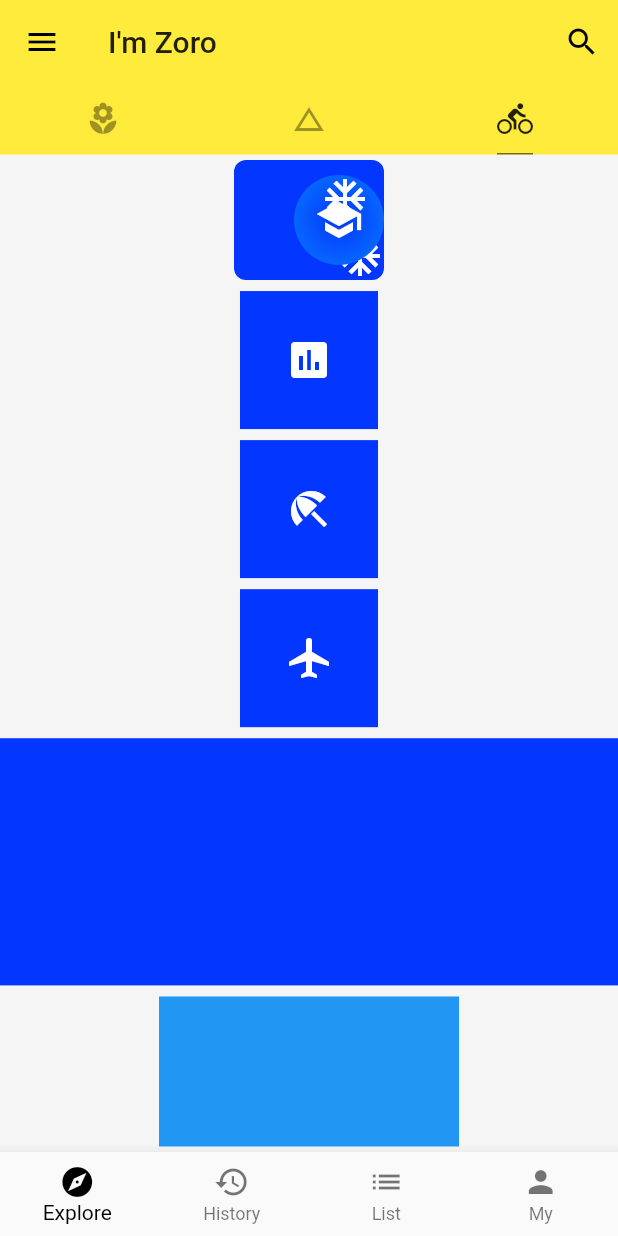
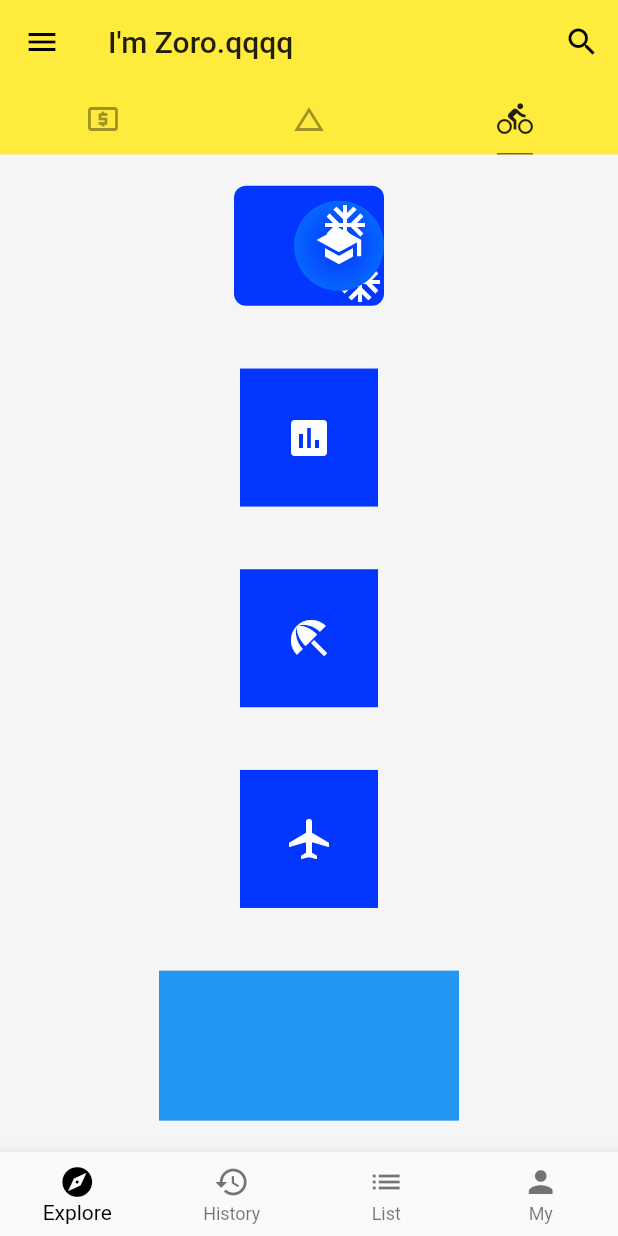
Before and after one commit to SKgao/flutter_demo, a Flutter app: the screen it shows after launch, tab 3 chosen, on a phone screen of 412 x 824 dp. Run offline on Flutter 3.47's test engine with Material 2 defaults, Android fonts, the phone set to English and light mode, and no system bars; network calls fail.

Commit message:
:tada: windows dev

```diff
--- a/lib/demo/layout_demo.dart
+++ b/lib/demo/layout_demo.dart
@@ -15,12 +15,12 @@ class LayoutDemo extends StatelessWidget {
           IconBadge(Icons.poll),
           IconBadge(Icons.beach_access),
           IconBadge(Icons.airplanemode_active),
-          AspectRatio(
-            aspectRatio: 5.0/2.0,
-            child: Container(
-              color: Color.fromRGBO(3, 54, 255, 1),
-            ),
-          ),
+          // AspectRatio(
+          //   aspectRatio: 5.0/2.0,
+          //   child: Container(
+          //     color: Color.fromRGBO(3, 54, 255, 1),
+          //   ),
+          // ),
           ConstrainedBox(
             constraints: BoxConstraints(
               maxWidth: 200.0,
--- a/lib/main.dart
+++ b/lib/main.dart
@@ -37,7 +37,7 @@ class Home extends StatelessWidget {
           //   tooltip: 'Navigation',
           //   onPressed: () => debugPrint('navigation button is pressed!'),
           // ),
-          title: Text("I'm Zoro"),
+          title: Text("I'm Zoro.qqqq"),
           actions: <Widget>[
             IconButton(
               icon: Icon(Icons.search),
@@ -52,7 +52,7 @@ class Home extends StatelessWidget {
             indicatorSize: TabBarIndicatorSize.label,
             indicatorWeight: 1.0,
             tabs: <Widget>[
-              Tab(icon: Icon(Icons.local_florist)),
+              Tab(icon: Icon(Icons.local_atm)),
               Tab(icon: Icon(Icons.change_history)),
               Tab(icon: Icon(Icons.directions_bike)),
             ],
```
Also changed, not shown: pubspec.lock, 1 other file.
